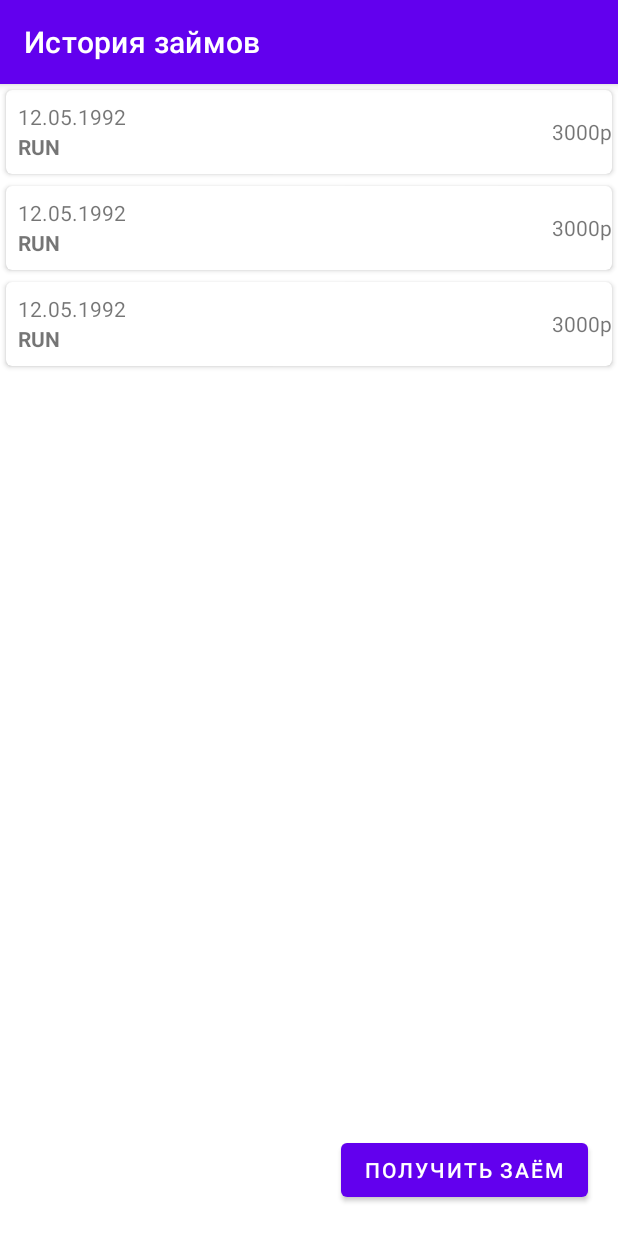
After one commit to CapAndrew/FinalProjectFS, an Android app: the fragment HistoryFragment placed in its activity, on a phone screen of 412 x 824 dp. The commit adds this screen. Run offline under Robolectric (Android 15) with nearby library versions, the phone set to English and light mode, and no system bars.

Commit message:
Добавил экраны Авторизация и История займов

```diff
--- /dev/null
+++ b/app/src/main/java/app/com/finalprojectfs/history/di/HistoryPresenterFactory.kt
@@ -0,0 +1,10 @@
+package app.com.finalprojectfs.history.di
+
+import app.com.finalprojectfs.history.presentation.HistoryPresenter
+
+object HistoryPresenterFactory {
+
+    fun create(): HistoryPresenter {
+        return HistoryPresenter()
+    }
+}
--- /dev/null
+++ b/app/src/main/java/app/com/finalprojectfs/history/domain/entity/LoanItem.kt
@@ -0,0 +1,3 @@
+package app.com.finalprojectfs.history.domain.entity
+
+data class LoanItem(val date: String, val state: String, val amount: String)
--- /dev/null
+++ b/app/src/main/java/app/com/finalprojectfs/history/presentation/HistoryPresenter.kt
@@ -0,0 +1,18 @@
+package app.com.finalprojectfs.history.presentation
+
+import app.com.finalprojectfs.history.ui.HistoryFragment
+import app.com.finalprojectfs.login.model.LoginAdapter
+import app.com.finalprojectfs.login.ui.LoginFragment
+
+class HistoryPresenter {
+
+    private var view: HistoryFragment? = null
+
+    fun attachView(view: HistoryFragment) {
+        this.view = view
+    }
+
+    fun detachView() {
+        this.view = null
+    }
+}
--- /dev/null
+++ b/app/src/main/java/app/com/finalprojectfs/history/ui/HistoryFragment.kt
@@ -0,0 +1,70 @@
+package app.com.finalprojectfs.history.ui
+
+import android.os.Bundle
+import android.view.LayoutInflater
+import android.view.View
+import android.view.ViewGroup
+import androidx.fragment.app.Fragment
+import androidx.recyclerview.widget.LinearLayoutManager
+import app.com.finalprojectfs.R
+import app.com.finalprojectfs.history.di.HistoryPresenterFactory
+import app.com.finalprojectfs.history.domain.entity.LoanItem
+import app.com.finalprojectfs.history.presentation.HistoryPresenter
+import kotlinx.android.synthetic.main.history_fragment.*
+
+class HistoryFragment : Fragment() {
+
+    private var presenter: HistoryPresenter? = null
+
+    companion object {
+        fun newInstance() = HistoryFragment()
+    }
+
+    private val loanAdapter = LoanAdapter()
+
+    override fun onCreateView(
+        inflater: LayoutInflater,
+        container: ViewGroup?,
+        savedInstanceState: Bundle?
+    ): View? {
+        activity?.title = "История займов"
+        return inflater.inflate(R.layout.history_fragment, container, false)
+    }
+
+    override fun onActivityCreated(savedInstanceState: Bundle?) {
+        initPresenter()
+        initViews()
+
+        super.onActivityCreated(savedInstanceState)
+    }
+
+    private fun initPresenter() {
+        presenter = HistoryPresenterFactory.create()
+        presenter?.attachView(this)
+    }
+
+    private fun initViews() {
+        recycler.setHasFixedSize(true)
+        recycler.layoutManager = LinearLayoutManager(context)
+        recycler.adapter = loanAdapter
+
+        val contactsList: MutableList<LoanItem> = arrayListOf()
+        contactsList.add(LoanItem("12.05.1992", "RUN", "3000p"))
+        contactsList.add(LoanItem("12.05.1992", "RUN", "3000p"))
+        contactsList.add(LoanItem("12.05.1992", "RUN", "3000p"))
+
+
+        loanAdapter.updateItem(contactsList)
+
+
+
+        newLoanButton.setOnClickListener {
+
+        }
+    }
+
+    override fun onDestroy() {
+        presenter?.detachView()
+        super.onDestroy()
+    }
+}
--- /dev/null
+++ b/app/src/main/java/app/com/finalprojectfs/history/ui/LoanAdapter.kt
@@ -0,0 +1,41 @@
+package app.com.finalprojectfs.history.ui
+
+import android.view.LayoutInflater
+import android.view.View
+import android.view.ViewGroup
+import androidx.recyclerview.widget.RecyclerView
+import app.com.finalprojectfs.R
+import app.com.finalprojectfs.history.domain.entity.LoanItem
+
+class LoanAdapter() : RecyclerView.Adapter<LoanViewHolder>() {
+
+    private val loansList = mutableListOf<LoanItem>()
+
+    fun updateItem(newItems: List<LoanItem>) {
+        loansList.clear()
+        loansList.addAll(newItems)
+        notifyDataSetChanged()
+    }
+
+    fun clearItem() {
+        loansList.clear()
+        notifyDataSetChanged()
+    }
+
+    override fun onCreateViewHolder(parent: ViewGroup, viewType: Int): LoanViewHolder {
+        val v: View =
+            LayoutInflater.from(parent.context).inflate(R.layout.loan_item, parent, false)
+        return LoanViewHolder(
+            v
+        )
+    }
+
+    override fun getItemCount(): Int {
+        return loansList.size
+    }
+
+    override fun onBindViewHolder(holder: LoanViewHolder, position: Int) {
+        val loanItem: LoanItem = loansList[position]
+        holder.bind(loanItem)
+    }
+}
--- /dev/null
+++ b/app/src/main/java/app/com/finalprojectfs/history/ui/LoanViewHolder.kt
@@ -0,0 +1,20 @@
+package app.com.finalprojectfs.history.ui
+
+import android.view.View
+import android.widget.TextView
+import androidx.recyclerview.widget.RecyclerView
+import app.com.finalprojectfs.R
+import app.com.finalprojectfs.history.domain.entity.LoanItem
+
+class LoanViewHolder(itemView: View) : RecyclerView.ViewHolder(itemView) {
+
+    private var date: TextView = itemView.findViewById(R.id.loan_date)
+    private var state: TextView = itemView.findViewById(R.id.loan_state)
+    private var amount: TextView = itemView.findViewById(R.id.loan_amount)
+
+    fun bind(item: LoanItem) {
+        date.text = item.date
+        state.text = item.state
+        amount.text = item.amount
+    }
+}
--- a/app/src/main/java/app/com/finalprojectfs/history/di/LoginPresenterFactory.kt
+++ b/app/src/main/java/app/com/finalprojectfs/login/di/LoginPresenterFactory.kt
@@ -1,4 +1,4 @@
-package app.com.finalprojectfs.history.di
+package app.com.finalprojectfs.login.di
 
 import app.com.finalprojectfs.login.presenter.LoginPresenter
 
--- a/app/src/main/java/app/com/finalprojectfs/login/model/LoginAdapter.kt
+++ b/app/src/main/java/app/com/finalprojectfs/login/model/LoginAdapter.kt
@@ -6,15 +6,15 @@ class LoginAdapter {
 
     fun login(login: String, password: String): Result<String> =
         try {
-            val token = POSTLogin(login, password)
+            val token = postLogin(login, password)
             Result.Success(token)
         } catch (e: Throwable) {
             Result.Error(IOException("Error logging in", e))
         }
 
-    private fun POSTLogin(login: String, password: String): String {
+    private fun postLogin(login: String, password: String): String {
 
-
+//Thread.sleep(1000)
         return "Bearer token"
     }
 }
--- a/app/src/main/java/app/com/finalprojectfs/login/presenter/LoginPresenter.kt
+++ b/app/src/main/java/app/com/finalprojectfs/login/presenter/LoginPresenter.kt
@@ -32,10 +32,11 @@ class LoginPresenter {
     fun onLoginButtonClicked(login: String, password: String) {
         view?.showProgress()
 
+
         val result = adapter?.login(login, password)
         handleLoginResult(result = result)
 
-        view?.showToast("Login with $login and $password")
+        view?.showToast("$result")
     }
 
     fun onRegisterButtonClicked(login: String, password: String) {
@@ -43,7 +44,13 @@ class LoginPresenter {
         view?.showToast("Register with $login and $password")
     }
 
-    fun handleLoginResult(result: Result<String>?){
+    private fun handleLoginResult(result: Result<String>?) {
+        // view?.hideProgress()
 
+        if (result is Result.Success) {
+            view?.openHistory()
+        } else {
+            view?.showLoginFailed()
+        }
     }
 }
--- a/app/src/main/java/app/com/finalprojectfs/login/ui/LoginFragment.kt
+++ b/app/src/main/java/app/com/finalprojectfs/login/ui/LoginFragment.kt
@@ -3,18 +3,23 @@ package app.com.finalprojectfs.login.ui
 import android.os.Bundle
 import android.text.Editable
 import android.text.TextWatcher
-import android.view.*
+import android.view.LayoutInflater
+import android.view.View
+import android.view.ViewGroup
 import android.widget.EditText
 import android.widget.Toast
 import androidx.fragment.app.Fragment
 import app.com.finalprojectfs.R
-import app.com.finalprojectfs.history.di.LoginPresenterFactory
+import app.com.finalprojectfs.history.ui.HistoryFragment
+import app.com.finalprojectfs.login.di.LoginPresenterFactory
 import app.com.finalprojectfs.login.presenter.LoginPresenter
+import app.com.finalprojectfs.main.ui.MainActivity
 import kotlinx.android.synthetic.main.login_fragment.*
 
 class LoginFragment : Fragment() {
 
     private var presenter: LoginPresenter? = null
+    private var mainActivity = MainActivity()
 
     companion object {
         fun newInstance() = LoginFragment()
@@ -25,6 +30,7 @@ class LoginFragment : Fragment() {
         container: ViewGroup?,
         savedInstanceState: Bundle?
     ): View? {
+        activity?.title = "Авторизация"
         return inflater.inflate(R.layout.login_fragment, container, false)
     }
 
@@ -83,12 +89,22 @@ class LoginFragment : Fragment() {
         loading.visibility = View.GONE
     }
 
+    fun showLoginFailed() {
+        Toast.makeText(context, "Login failed", Toast.LENGTH_SHORT).show()
+    }
+
     fun enableLoginButton(enable: Boolean) {
         loginButton.isEnabled = enable
     }
 
     fun enableRegisterButton(enable: Boolean) {
         registerButton.isEnabled = enable
+    }
+
+    fun openHistory() {
+        fragmentManager?.beginTransaction()
+            ?.replace(R.id.container, HistoryFragment.newInstance())
+            ?.commit()
     }
 
     override fun onDestroy() {
--- a/app/src/main/java/app/com/finalprojectfs/main/presentation/MainPresenter.kt
+++ b/app/src/main/java/app/com/finalprojectfs/main/presentation/MainPresenter.kt
@@ -1,6 +1,18 @@
 package app.com.finalprojectfs.main.presentation
+
+import app.com.finalprojectfs.main.ui.MainActivity
 
 class MainPresenter {
 
     var isUserLoggedIn: Boolean = false
+
+    private var view: MainActivity? = null
+
+    fun attachView(view: MainActivity) {
+        this.view = view
+    }
+
+    fun detachView() {
+        this.view = null
+    }
 }
--- a/app/src/main/java/app/com/finalprojectfs/main/ui/MainActivity.kt
+++ b/app/src/main/java/app/com/finalprojectfs/main/ui/MainActivity.kt
@@ -2,32 +2,40 @@ package app.com.finalprojectfs.main.ui
 
 import androidx.appcompat.app.AppCompatActivity
 import android.os.Bundle
+import android.util.Log
 import app.com.finalprojectfs.R
+import app.com.finalprojectfs.history.ui.HistoryFragment
 import app.com.finalprojectfs.login.ui.LoginFragment
 import app.com.finalprojectfs.main.di.MainPresenterFactory
 import app.com.finalprojectfs.main.presentation.MainPresenter
 
 class MainActivity : AppCompatActivity() {
 
-	var presenter: MainPresenter? = null
+    private var presenter: MainPresenter? = null
 
     override fun onCreate(savedInstanceState: Bundle?) {
         super.onCreate(savedInstanceState)
         setContentView(R.layout.activity_main)
 
         initPresenter()
+        if (!presenter?.isUserLoggedIn!!) {
+            openLogin()
+        }
+    }
 
-		if (savedInstanceState == null&&!presenter?.isUserLoggedIn!!) {
+    private fun initPresenter() {
+        presenter = MainPresenterFactory.create()
+        presenter?.attachView(this)
+    }
+
+    fun openLogin() {
         supportFragmentManager.beginTransaction()
             .replace(R.id.container, LoginFragment.newInstance())
             .commit()
     }
+
+    override fun onDestroy() {
+        presenter?.detachView()
+        super.onDestroy()
     }
-
-	private fun initPresenter(){
-		presenter = MainPresenterFactory.create()
 }
-
-
-
-}
--- /dev/null
+++ b/app/src/main/res/layout/history_fragment.xml
@@ -0,0 +1,29 @@
+<?xml version="1.0" encoding="utf-8"?>
+<androidx.constraintlayout.widget.ConstraintLayout xmlns:android="http://schemas.android.com/apk/res/android"
+    android:layout_width="match_parent"
+    android:layout_height="match_parent"
+    xmlns:app="http://schemas.android.com/apk/res-auto"
+    xmlns:tools="http://schemas.android.com/tools">
+
+    <androidx.recyclerview.widget.RecyclerView
+        android:layout_width="match_parent"
+        android:layout_height="0dp"
+        android:id="@+id/recycler"
+        tools:listitem="@layout/loan_item"
+        tools:itemCount="10"
+        app:layout_constraintTop_toTopOf="parent"
+        app:layout_constraintStart_toStartOf="parent"
+        app:layout_constraintEnd_toEndOf="parent"
+        app:layout_constraintBottom_toTopOf="@+id/newLoanButton"/>
+
+    <Button
+        android:layout_width="wrap_content"
+        android:layout_height="wrap_content"
+        android:id="@+id/newLoanButton"
+        android:layout_margin="20dp"
+        app:layout_constraintBottom_toBottomOf="parent"
+        app:layout_constraintEnd_toEndOf="parent"
+        android:text="@string/get_new_loan" />
+
+
+</androidx.constraintlayout.widget.ConstraintLayout>
--- /dev/null
+++ b/app/src/main/res/layout/loan_item.xml
@@ -0,0 +1,54 @@
+<?xml version="1.0" encoding="utf-8"?>
+<androidx.cardview.widget.CardView xmlns:android="http://schemas.android.com/apk/res/android"
+    xmlns:app="http://schemas.android.com/apk/res-auto"
+    android:id="@+id/loan_item"
+    android:layout_width="match_parent"
+    android:layout_height="wrap_content"
+    android:layout_margin="4dp"
+    android:clickable="true"
+    android:foreground="?android:attr/selectableItemBackground"
+    android:screenOrientation="portrait"
+    app:cardCornerRadius="4dp">
+
+
+    <LinearLayout
+        android:layout_width="match_parent"
+        android:layout_height="wrap_content"
+        android:orientation="horizontal">
+
+        <LinearLayout
+            android:layout_width="0dp"
+            android:layout_height="wrap_content"
+            android:layout_weight="80"
+            android:orientation="vertical"
+            android:padding="8dp">
+
+            <TextView
+                android:id="@+id/loan_date"
+                android:layout_width="match_parent"
+                android:layout_height="20dp"
+                android:text="Date" />
+
+            <TextView
+                android:id="@+id/loan_state"
+                android:layout_width="match_parent"
+                android:layout_height="20dp"
+                android:text="State"
+                android:textStyle="bold" />
+        </LinearLayout>
+
+        <LinearLayout
+            android:layout_width="0dp"
+            android:layout_height="match_parent"
+            android:layout_weight="20">
+
+            <TextView
+                android:id="@+id/loan_amount"
+                android:layout_width="match_parent"
+                android:layout_height="wrap_content"
+                android:layout_gravity="center_vertical"
+                android:gravity="right"
+                android:text="300р" />
+        </LinearLayout>
+    </LinearLayout>
+</androidx.cardview.widget.CardView>
--- a/app/src/main/res/values/strings.xml
+++ b/app/src/main/res/values/strings.xml
@@ -4,4 +4,5 @@
     <string name="password_hint">Password</string>
     <string name="login_button_text">Войти</string>
     <string name="register_button_text">Зарегистрироваться</string>
+    <string name="get_new_loan">Получить заём</string>
 </resources>
```
Also changed, not shown: app/build.gradle (+13 -7 lines). Lines whose indentation alone changed are shown as unchanged.
